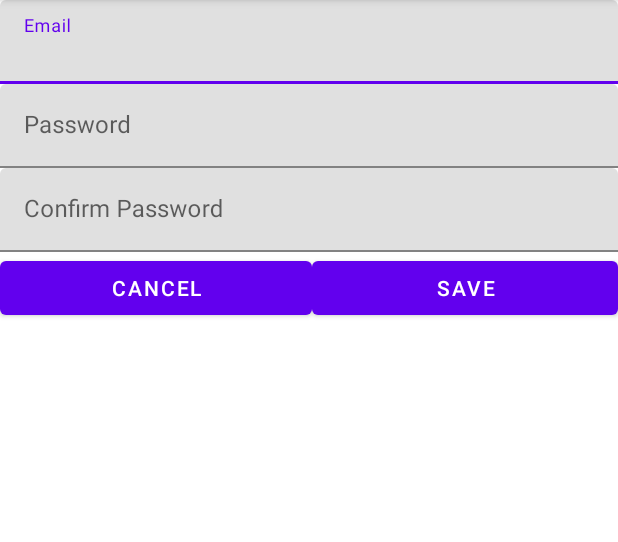
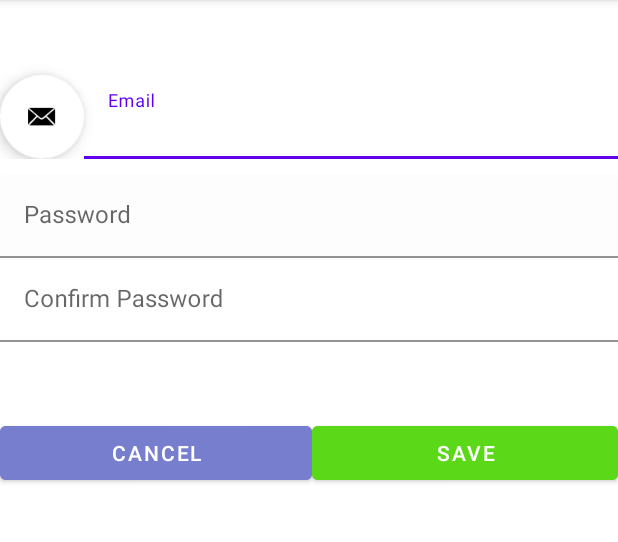
Before and after one commit to Abdalrhman210505/AbdalrhmanFinalProject, an Android app: the SignUpActivity screen opened directly, with no data from a screen before it, on a phone screen of 412 x 824 dp, the part 84-626 px from its top. Run offline under Robolectric (Android 15) with nearby library versions, the phone set to English and light mode, and no system bars; our stand-ins replace Firebase (no records; nobody signed in at launch, a user with empty details on screens opened directly).

Commit message:
designing

```diff
--- a/app/src/main/java/yassen/salam/abdalrhmanfinalproject/SignUpActivity.java
+++ b/app/src/main/java/yassen/salam/abdalrhmanfinalproject/SignUpActivity.java
@@ -11,6 +11,7 @@ import android.widget.Toast;
 
 import com.google.android.gms.tasks.OnCompleteListener;
 import com.google.android.gms.tasks.Task;
+import com.google.android.material.floatingactionbutton.FloatingActionButton;
 import com.google.android.material.textfield.TextInputEditText;
 import com.google.firebase.auth.AuthResult;
 import com.google.firebase.auth.FirebaseAuth;
@@ -21,6 +22,8 @@ public class SignUpActivity extends AppCompatActivity {
     private TextInputEditText hConfirm;
     private Button btnsave;
     private Button btncancel;
+    private FloatingActionButton bmail;
+
 
 
     @Override
@@ -32,6 +35,7 @@ public class SignUpActivity extends AppCompatActivity {
         hConfirm = findViewById(R.id.hConfirm);
         btnsave = findViewById(R.id.btnsave);
         btncancel=findViewById(R.id.btncancel);
+        bmail=findViewById(R.id.bmail);
         btnsave.setOnClickListener(new View.OnClickListener() {
             @Override
             public void onClick(View view) {
--- a/app/src/main/res/layout/activity_sign_up.xml
+++ b/app/src/main/res/layout/activity_sign_up.xml
@@ -7,16 +7,35 @@
     android:orientation="vertical"
     tools:context=".SignUpActivity">
 
-    <com.google.android.material.textfield.TextInputLayout
+    <LinearLayout
         android:layout_width="match_parent"
         android:layout_height="wrap_content">
 
-        <com.google.android.material.textfield.TextInputEditText
-            android:id="@+id/hEmail"
-            android:layout_width="match_parent"
-            android:layout_height="wrap_content"
-            android:hint="Email" />
-    </com.google.android.material.textfield.TextInputLayout>
+        <com.google.android.material.floatingactionbutton.FloatingActionButton
+            android:id="@+id/floatingActionButton2"
+            android:layout_width="wrap_content"
+            android:layout_height="85dp"
+            android:layout_marginTop="50dp"
+            android:layout_weight="1"
+            android:clickable="true"
+            app:backgroundTint="#FFFFFF"
+            app:srcCompat="@android:drawable/sym_action_email" />
+
+        <com.google.android.material.textfield.TextInputLayout
+            android:layout_width="356dp"
+            android:layout_height="wrap_content">
+
+            <com.google.android.material.textfield.TextInputEditText
+                android:id="@+id/hEmail"
+                android:layout_width="match_parent"
+                android:layout_height="match_parent"
+                android:layout_marginTop="50dp"
+                android:backgroundTint="#FFFFFF"
+                android:hint="Email" />
+
+        </com.google.android.material.textfield.TextInputLayout>
+
+    </LinearLayout>
 
     <com.google.android.material.textfield.TextInputLayout
         android:layout_width="match_parent"
@@ -26,6 +45,8 @@
             android:id="@+id/hPass"
             android:layout_width="match_parent"
             android:layout_height="wrap_content"
+            android:layout_marginTop="10dp"
+            android:backgroundTint="#FDFDFD"
             android:hint="Password" />
     </com.google.android.material.textfield.TextInputLayout>
 
@@ -37,12 +58,14 @@
             android:id="@+id/hConfirm"
             android:layout_width="match_parent"
             android:layout_height="wrap_content"
+            android:backgroundTint="#FFFFFF"
             android:hint="Confirm Password" />
     </com.google.android.material.textfield.TextInputLayout>
 
     <LinearLayout
         android:layout_width="match_parent"
         android:layout_height="match_parent"
+        android:layout_marginTop="50dp"
         android:orientation="horizontal">
 
         <Button
@@ -50,6 +73,7 @@
             android:layout_width="wrap_content"
             android:layout_height="wrap_content"
             android:layout_weight="1"
+            android:backgroundTint="#767ECD"
             android:text="Cancel" />
 
         <Button
@@ -57,6 +81,7 @@
             android:layout_width="wrap_content"
             android:layout_height="wrap_content"
             android:layout_weight="1"
+            android:backgroundTint="#5BD818"
             android:text="Save" />
     </LinearLayout>
 
--- /dev/null
+++ b/app/src/main/res/values-night/ids.xml
@@ -0,0 +1,4 @@
+<?xml version="1.0" encoding="utf-8"?>
+<resources>
+    <item name="bmail" type="id" />
+</resources>
--- /dev/null
+++ b/app/src/main/res/values/ids.xml
@@ -0,0 +1,4 @@
+<?xml version="1.0" encoding="utf-8"?>
+<resources>
+    <item name="bmail" type="id" />
+</resources>
```
Also changed, not shown: app/src/main/res/mipmap-hdpi/ic_launcher.png (added), app/src/main/res/mipmap-mdpi/ic_launcher.png (added), app/src/main/res/mipmap-xhdpi/ic_launcher.png (added), app/src/main/res/mipmap-xxhdpi/ic_launcher.png (added), app/src/main/res/mipmap-xxxhdpi/ic_launcher.png (added).
